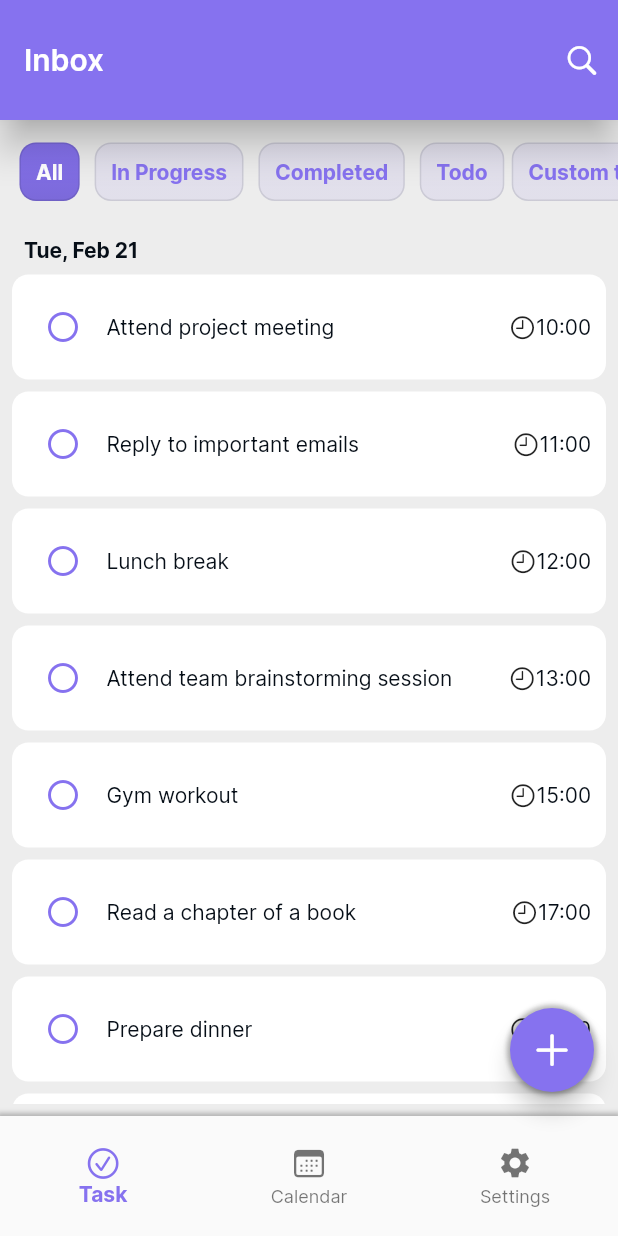
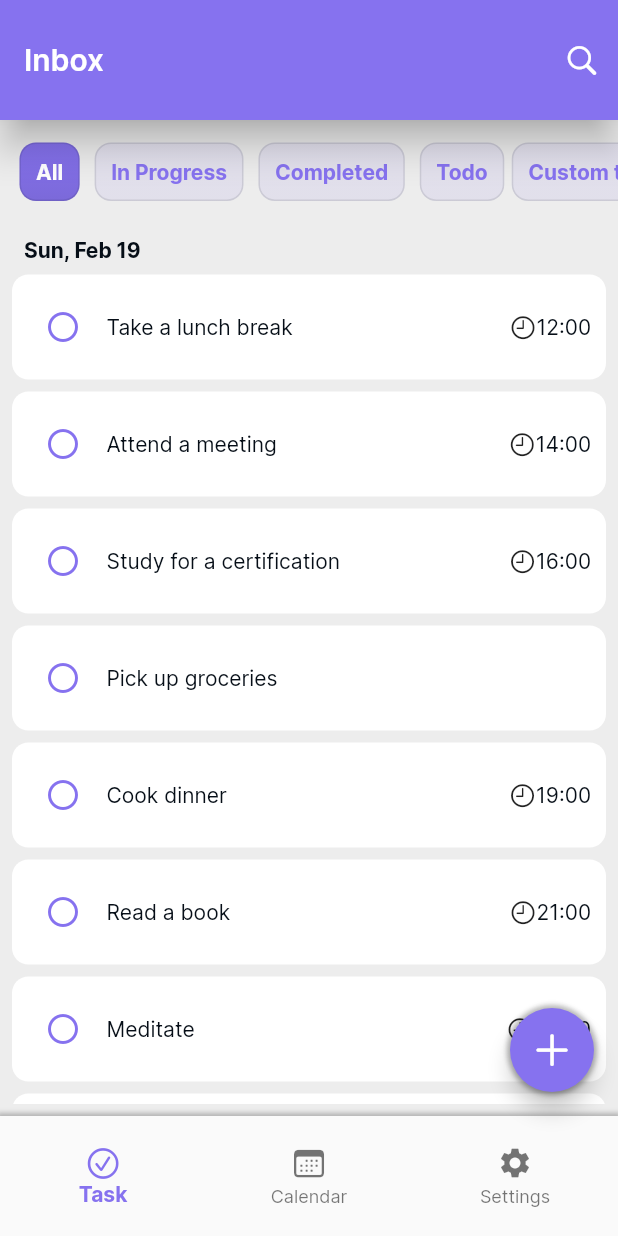
Before and after one commit to pnd280/taskly, a Flutter app: the screen it shows after launch, on a phone screen of 412 x 824 dp. Run offline on Flutter 3.47's test engine with Material 2 defaults, Android fonts, the phone set to English and light mode, and no system bars; drawn by our look-alikes of calendar_view; our stand-ins replace flutter_colorpicker; missing offline and left inert: flutter_multi_select_items, quill_html_editor.

Commit message:
tweak task card render logic

```diff
--- a/lib/miscs/dummies.dart
+++ b/lib/miscs/dummies.dart
@@ -11,14 +11,14 @@ DateTime generateRandomTime() {
   return time;
 }
 
-final List<Map<String, dynamic>> dummyTasks = [
+List<Map<String, dynamic>> dummyTasks = [
   {
     'id': '1',
     'title': 'Attend daily standup meeting',
     'rich_description': 'Discuss progress and blockers with the team',
-    'createdAt': DateTime.now(),
-    'beginAt': DateTime(2023, 2, 19, 9, 0),
-    'endAt': DateTime(2023, 2, 19, 9, 30),
+    'createdAt': DateTime(2023, 2, 25, 9, 0),
+    'beginAt': null,
+    'endAt': null,
     'repeat': false,
     'priority': 1,
     'isCompleted': false,
@@ -29,8 +29,8 @@ final List<Map<String, dynamic>> dummyTasks = [
     'id': '2',
     'title': 'Complete coding tasks',
     'rich_description': 'Finish coding tasks assigned for the day',
-    'createdAt': DateTime.now(),
-    'beginAt': DateTime(2023, 2, 19, 10, 0),
+    'createdAt': DateTime(2023, 3, 1, 10, 0),
+    'beginAt': null,
     'endAt': DateTime(2023, 2, 19, 12, 0),
     'repeat': false,
     'priority': 2,
@@ -81,8 +81,8 @@ final List<Map<String, dynamic>> dummyTasks = [
     'id': '6',
     'title': 'Pick up groceries',
     'rich_description': 'Buy ingredients for dinner',
-    'createdAt': DateTime.now(),
-    'beginAt': DateTime(2023, 2, 19, 18, 0),
+    'createdAt': DateTime(2023, 2, 19, 18, 0),
+    'beginAt': null,
     'endAt': DateTime(2023, 2, 19, 19, 0),
     'repeat': false,
     'priority': 6,
@@ -144,7 +144,7 @@ final List<Map<String, dynamic>> dummyTasks = [
   },
 ];
 
-final List<Map<String, dynamic>> anotherDummyTasks = [
+List<Map<String, dynamic>> anotherDummyTasks = [
   {
     'id': '1',
     'title': 'Prepare for project meeting',
@@ -284,6 +284,12 @@ final List<Map<String, dynamic>> anotherDummyTasks = [
   },
 ];
 
+List<Map<String, dynamic>> placeholderTasks = [
+  ...dummyTasks,
+  ...anotherDummyTasks,
+];
+
+
 final List dummyTags = [
   'All',
   'In Progress',
--- a/lib/pages/task_overall_view.dart
+++ b/lib/pages/task_overall_view.dart
@@ -1,4 +1,8 @@
+import 'dart:math';
+import 'dart:developer' as dev;
+
 import 'package:flutter/material.dart';
+import 'package:intl/intl.dart';
 import 'package:taskly/globals.dart';
 import 'package:taskly/widgets/filter_bar.dart';
 import 'package:taskly/miscs/dummies.dart';
@@ -12,6 +16,9 @@ class TaskOverallViewPage extends StatefulWidget {
 }
 
 class _TaskOverallViewPageState extends State<TaskOverallViewPage> {
+  Set uniqueDays = {};
+  List<List> finalFormattedTasks = [[]];
+
   @override
   Widget build(BuildContext context) {
     final Color primaryColor = Theme.of(context).primaryColor;
@@ -20,6 +27,45 @@ class _TaskOverallViewPageState extends State<TaskOverallViewPage> {
       setState(() {
         currentChosenTag = index;
       });
+    }
+
+    void updateFinalFormattedTasks({required List<List> newFormattedList}) {
+      setState(() {
+        finalFormattedTasks = newFormattedList;
+      });
+    }
+
+    switch (currentChosenTag) {
+      case 0:
+        updateFinalFormattedTasks(
+            newFormattedList: sortByScheduleAt(placeholderTasks));
+        break;
+      case 1:
+        // setState(() {
+        //   finalFormattedTasks = [];
+        // });
+
+        // for testing purpose
+        List<List> emptyList = [
+          [
+            {
+              'id': '1',
+              'title': 'Attend daily standup meeting',
+              'rich_description': 'Discuss progress and blockers with the team',
+              'createdAt': DateTime(2023, 2, 25, 9, 0),
+              'beginAt': null,
+              'endAt': null,
+              'repeat': false,
+              'priority': 1,
+              'isCompleted': false,
+              'projectId': 'work',
+              'isVisible': true,
+            },
+          ]
+        ];
+        updateFinalFormattedTasks(newFormattedList: emptyList);
+        break;
+      default:
     }
 
     void dropdownOnTap(String? value) {
@@ -49,8 +95,22 @@ class _TaskOverallViewPageState extends State<TaskOverallViewPage> {
                 Expanded(
                   child: Padding(
                     padding: const EdgeInsets.all(8.0),
-                    child: TaskCluster(
-                        DateTime.now(), anotherDummyTasks, primaryColor),
+                    child: ListView(
+                      children: finalFormattedTasks.isNotEmpty
+                          ? (finalFormattedTasks
+                              .asMap()
+                              .entries
+                              .map(
+                                (entry) => TaskCluster(
+                                    // DateTime.parse(uniqueDays.toList()[entry.key]),
+                                    entry.value[0]['beginAt'] ??
+                                        entry.value[0]['createdAt'],
+                                    entry.value,
+                                    primaryColor),
+                              )
+                              .toList())
+                          : [],
+                    ),
                   ),
                 ),
               ],
@@ -60,4 +120,39 @@ class _TaskOverallViewPageState extends State<TaskOverallViewPage> {
       ),
     );
   }
+
+  List<List> sortByScheduleAt(tasks) {
+    for (var task in tasks) {
+      dynamic beginAt = task['beginAt'];
+      if (task['beginAt'] == null) {
+        beginAt = task['createdAt'];
+      }
+      uniqueDays.add(DateFormat('yyyy-MM-dd').format(beginAt));
+    }
+
+    var sortedDay = uniqueDays.toList()..sort((a, b) => a.compareTo(b));
+
+    List<List> ret = [];
+
+    for (var day in sortedDay) {
+      var taskList = [];
+      for (var task in tasks) {
+        dynamic beginAt = task['beginAt'];
+        if (task['beginAt'] == null) {
+          beginAt = task['createdAt'];
+        }
+
+        var formattedBeginAt = DateFormat('yyyy-MM-dd').format(beginAt);
+
+        if (formattedBeginAt == day) {
+          // dev.log(task.toString());
+          if (!task['isVisible']) continue;
+          taskList.add(task);
+        }
+      }
+      ret.add(taskList);
+    }
+
+    return ret;
+  }
 }
--- a/lib/widgets/filter_bar.dart
+++ b/lib/widgets/filter_bar.dart
@@ -64,12 +64,18 @@ Widget FilterBar(
     child: SizedBox(
       width: double.infinity,
       height: 39,
+      child: RefreshIndicator(
+        onRefresh: () async {
+          debugPrint('Refresh!!!');
+        },
         child: ListView.builder(
+          physics: const AlwaysScrollableScrollPhysics(),
           clipBehavior: Clip.none,
           scrollDirection: Axis.horizontal,
           itemCount: tags.length + 1,
           itemBuilder: (BuildContext context, int index) {
             return GestureDetector(
+                // onTap: tagOnTap,
                 child: (index <= tags.length - 1)
                     ? Tag(tags[index], primaryColor, index, tagOnTap,
                         currentChosenTag == index ? true : false)
@@ -77,5 +83,6 @@ Widget FilterBar(
           },
         ),
       ),
+    ),
   );
 }
--- a/lib/widgets/task_card.dart
+++ b/lib/widgets/task_card.dart
@@ -4,37 +4,28 @@ import 'package:taskly/miscs/colors.dart';
 import 'package:intl/intl.dart';
 
 Widget TaskCluster(
-  DateTime dateTime,
-  List<Map> tasks,
+  DateTime? dateTime,
+  List tasks,
   Color borderColor,
 ) {
   // Sort tasks based on priority key
   tasks.sort((a, b) => a['priority'].compareTo(b['priority']));
 
-  return ListView(
-    // clipBehavior: Clip.none,
-    children: [
-      Column(
+  return Column(
     crossAxisAlignment: CrossAxisAlignment.start,
     children: [
       Padding(
         padding: const EdgeInsets.all(8.0),
-            child: Text(
+        child: dateTime == null
+            ? const Text('No date')
+            : Text(
                 DateFormat("EEE, MMM d").format(dateTime),
-              style: const TextStyle(fontWeight: FontWeight.bold),
+                style: const TextStyle(
+                  fontWeight: FontWeight.bold,
+                ),
               ),
       ),
       ...(tasks.map((e) => TaskCard(e, borderColor)).toList()),
-          Padding(
-            padding: const EdgeInsets.all(8.0),
-            child: Text(
-              DateFormat("EEE, MMM d").format(dateTime),
-              style: const TextStyle(fontWeight: FontWeight.bold),
-            ),
-          ),
-          ...(tasks.map((e) => TaskCard(e, borderColor)).toList())
-        ],
-      ),
     ],
   );
 }
@@ -83,7 +74,9 @@ Widget TaskCard(Map task, Color borderColor) {
             padding: const EdgeInsets.only(right: 10.0),
             child: Row(
               crossAxisAlignment: CrossAxisAlignment.center,
-              children: [
+              children: task['beginAt'] == null
+                  ? []
+                  : [
                       const Icon(
                         CupertinoIcons.clock,
                         size: 18,
@@ -92,7 +85,7 @@ Widget TaskCard(Map task, Color borderColor) {
                         TimeOfDay.fromDateTime(task['beginAt'])
                             .toString()
                             .substring(10, 15),
-                )
+                      ),
                     ],
             ),
           )
```
Lines whose indentation alone changed are shown as unchanged.
